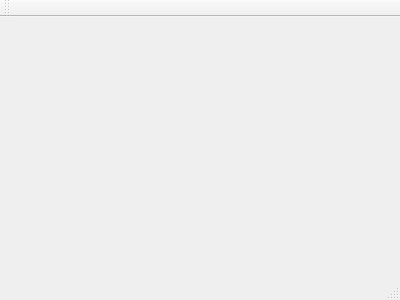
Tunous/KanaNotes, file mainwindow.ui: the form before one commit.
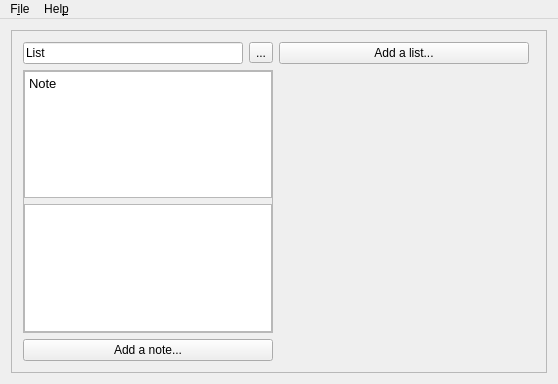
The form after the commit. Icons and pictures are not drawn.

What changed in the file:
```diff
--- a/mainwindow.ui
+++ b/mainwindow.ui
@@ -1,24 +1,294 @@
 <ui version="4.0">
  <class>MainWindow</class>
- <widget class="QMainWindow" name="MainWindow" >
-  <property name="geometry" >
+ <widget class="QMainWindow" name="MainWindow">
+  <property name="geometry">
    <rect>
     <x>0</x>
     <y>0</y>
-    <width>400</width>
-    <height>300</height>
+    <width>558</width>
+    <height>384</height>
    </rect>
   </property>
   <property name="windowTitle" >
    <string>MainWindow</string>
   </property>
-  <widget class="QMenuBar" name="menuBar" />
-  <widget class="QToolBar" name="mainToolBar" />
-  <widget class="QWidget" name="centralWidget" />
-  <widget class="QStatusBar" name="statusBar" />
+  <widget class="QWidget" name="centralWidget">
+   <layout class="QGridLayout" name="gridLayout">
+    <item row="0" column="0">
+     <widget class="QScrollArea" name="scrollArea">
+      <property name="widgetResizable">
+       <bool>true</bool>
+      </property>
+      <widget class="QWidget" name="scrollAreaWidgetContents">
+       <property name="geometry">
+        <rect>
+         <x>0</x>
+         <y>0</y>
+         <width>542</width>
+         <height>337</height>
+        </rect>
+       </property>
+       <layout class="QGridLayout" name="gridLayout_2">
+        <item row="0" column="0">
+         <layout class="QHBoxLayout" name="horizontalLayout">
+          <item>
+           <widget class="QWidget" name="widget" native="true">
+            <property name="minimumSize">
+             <size>
+              <width>250</width>
+              <height>0</height>
+             </size>
+            </property>
+            <property name="maximumSize">
+             <size>
+              <width>250</width>
+              <height>16777215</height>
+             </size>
+            </property>
+            <layout class="QVBoxLayout" name="verticalLayout_4">
+             <property name="spacing">
+              <number>6</number>
+             </property>
+             <property name="leftMargin">
+              <number>0</number>
+             </property>
+             <property name="topMargin">
+              <number>0</number>
+             </property>
+             <property name="rightMargin">
+              <number>0</number>
+             </property>
+             <property name="bottomMargin">
+              <number>0</number>
+             </property>
+             <item>
+              <layout class="QHBoxLayout" name="horizontalLayout_3" stretch="0,0">
+               <property name="spacing">
+                <number>6</number>
+               </property>
+               <property name="bottomMargin">
+                <number>0</number>
+               </property>
+               <item>
+                <widget class="QLineEdit" name="lineEdit">
+                 <property name="text">
+                  <string>List</string>
+                 </property>
+                </widget>
+               </item>
+               <item>
+                <widget class="QToolButton" name="toolButton">
+                 <property name="text">
+                  <string>...</string>
+                 </property>
+                </widget>
+               </item>
+              </layout>
+             </item>
+             <item>
+              <widget class="QScrollArea" name="scrollArea_2">
+               <property name="widgetResizable">
+                <bool>true</bool>
+               </property>
+               <widget class="QWidget" name="scrollAreaWidgetContents_2">
+                <property name="geometry">
+                 <rect>
+                  <x>0</x>
+                  <y>0</y>
+                  <width>246</width>
+                  <height>235</height>
+                 </rect>
+                </property>
+                <layout class="QVBoxLayout" name="verticalLayout">
+                 <property name="leftMargin">
+                  <number>0</number>
+                 </property>
+                 <property name="topMargin">
+                  <number>0</number>
+                 </property>
+                 <property name="rightMargin">
+                  <number>0</number>
+                 </property>
+                 <property name="bottomMargin">
+                  <number>0</number>
+                 </property>
+                 <item>
+                  <widget class="QTextEdit" name="textEdit">
+                   <property name="minimumSize">
+                    <size>
+                     <width>0</width>
+                     <height>0</height>
+                    </size>
+                   </property>
+                   <property name="maximumSize">
+                    <size>
+                     <width>16777215</width>
+                     <height>16777215</height>
+                    </size>
+                   </property>
+                   <property name="html">
+                    <string>&lt;!DOCTYPE HTML PUBLIC &quot;-//W3C//DTD HTML 4.0//EN&quot; &quot;http://www.w3.org/TR/REC-html40/strict.dtd&quot;&gt;
+&lt;html&gt;&lt;head&gt;&lt;meta name=&quot;qrichtext&quot; content=&quot;1&quot; /&gt;&lt;style type=&quot;text/css&quot;&gt;
+p, li { white-space: pre-wrap; }
+&lt;/style&gt;&lt;/head&gt;&lt;body style=&quot; font-family:'Noto Sans'; font-size:10pt; font-weight:400; font-style:normal;&quot;&gt;
+&lt;p style=&quot; margin-top:0px; margin-bottom:0px; margin-left:0px; margin-right:0px; -qt-block-indent:0; text-indent:0px;&quot;&gt;Note&lt;/p&gt;&lt;/body&gt;&lt;/html&gt;</string>
+                   </property>
+                  </widget>
+                 </item>
+                 <item>
+                  <widget class="QTextEdit" name="textEdit_2"/>
+                 </item>
+                </layout>
+               </widget>
+              </widget>
+             </item>
+             <item>
+              <widget class="QPushButton" name="pushButton_2">
+               <property name="minimumSize">
+                <size>
+                 <width>0</width>
+                 <height>0</height>
+                </size>
+               </property>
+               <property name="text">
+                <string>Add a note...</string>
+               </property>
+              </widget>
+             </item>
+            </layout>
+           </widget>
+          </item>
+          <item alignment="Qt::AlignLeft|Qt::AlignTop">
+           <widget class="QPushButton" name="pushButton">
+            <property name="minimumSize">
+             <size>
+              <width>250</width>
+              <height>0</height>
+             </size>
+            </property>
+            <property name="maximumSize">
+             <size>
+              <width>250</width>
+              <height>16777215</height>
+             </size>
+            </property>
+            <property name="text">
+             <string>Add a list...</string>
+            </property>
+           </widget>
+          </item>
+         </layout>
+        </item>
+       </layout>
+      </widget>
+     </widget>
+    </item>
+   </layout>
+  </widget>
+  <widget class="QMenuBar" name="menuBar">
+   <property name="geometry">
+    <rect>
+     <x>0</x>
+     <y>0</y>
+     <width>558</width>
+     <height>31</height>
+    </rect>
+   </property>
+   <widget class="QMenu" name="menuFile">
+    <property name="title">
+     <string>F&amp;ile</string>
+    </property>
+    <addaction name="actionNewBoard"/>
+    <addaction name="actionOpenBoard"/>
+    <addaction name="separator"/>
+    <addaction name="actionSave"/>
+    <addaction name="actionSaveAs"/>
+    <addaction name="separator"/>
+    <addaction name="actionExit"/>
+   </widget>
+   <widget class="QMenu" name="menuHelp">
+    <property name="title">
+     <string>Hel&amp;p</string>
+    </property>
+    <addaction name="actionAbout"/>
+   </widget>
+   <addaction name="menuFile"/>
+   <addaction name="menuHelp"/>
+  </widget>
+  <action name="actionExit">
+   <property name="icon">
+    <iconset theme="application-exit"/>
+   </property>
+   <property name="text">
+    <string>Exit</string>
+   </property>
+   <property name="shortcut">
+    <string>Ctrl+Q</string>
+   </property>
+  </action>
+  <action name="actionNewBoard">
+   <property name="enabled">
+    <bool>true</bool>
+   </property>
+   <property name="icon">
+    <iconset theme="filenew"/>
+   </property>
+   <property name="text">
+    <string>New Board...</string>
+   </property>
+   <property name="shortcut">
+    <string>Ctrl+N</string>
+   </property>
+  </action>
+  <action name="actionOpenBoard">
+   <property name="icon">
+    <iconset theme="fileopen"/>
+   </property>
+   <property name="text">
+    <string>Open Board...</string>
+   </property>
+   <property name="shortcut">
+    <string>Ctrl+O</string>
+   </property>
+  </action>
+  <action name="actionAbout">
+   <property name="icon">
+    <iconset theme="help-about"/>
+   </property>
+   <property name="text">
+    <string>About KanaNotes...</string>
+   </property>
+  </action>
+  <action name="actionSave">
+   <property name="checkable">
+    <bool>false</bool>
+   </property>
+   <property name="enabled">
+    <bool>false</bool>
+   </property>
+   <property name="icon">
+    <iconset theme="filesave"/>
+   </property>
+   <property name="text">
+    <string>Save</string>
+   </property>
+   <property name="shortcut">
+    <string>Ctrl+S</string>
+   </property>
+  </action>
+  <action name="actionSaveAs">
+   <property name="enabled">
+    <bool>false</bool>
+   </property>
+   <property name="icon">
+    <iconset theme="filesaveas"/>
+   </property>
+   <property name="text">
+    <string>Save as...</string>
+   </property>
+  </action>
  </widget>
- <layoutDefault spacing="6" margin="11" />
- <pixmapfunction></pixmapfunction>
+ <layoutdefault spacing="6" margin="11"/>
  <resources/>
  <connections/>
 </ui>
```
Left out of the diff: 5 changed lines with no effect on the pictures.
